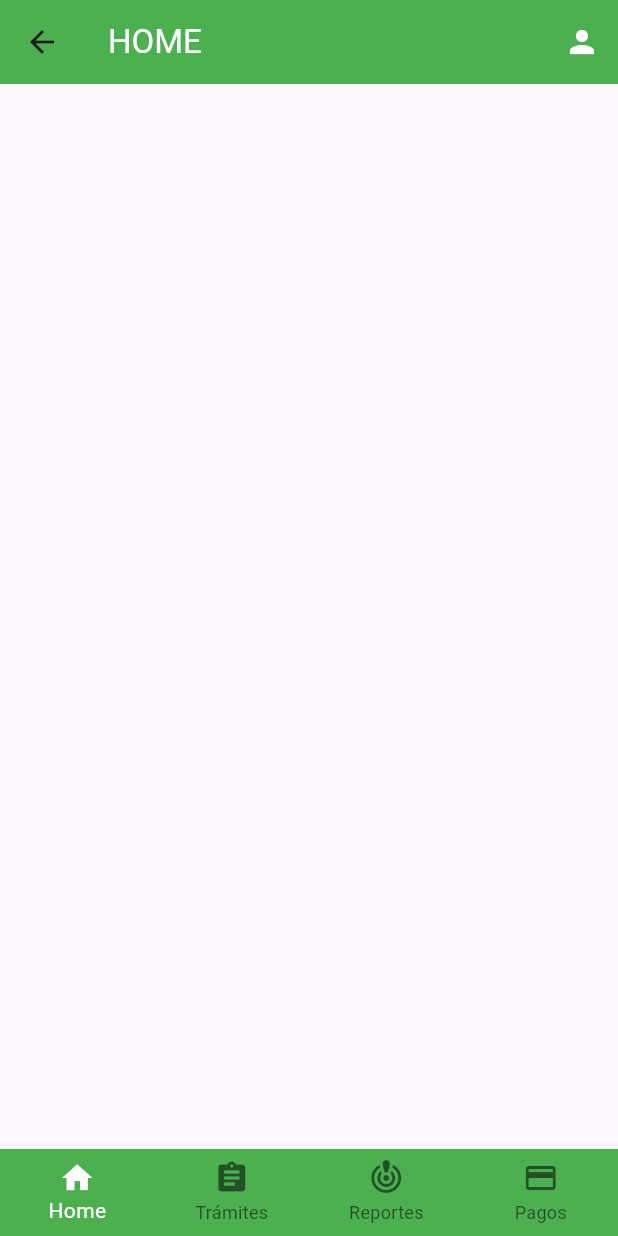
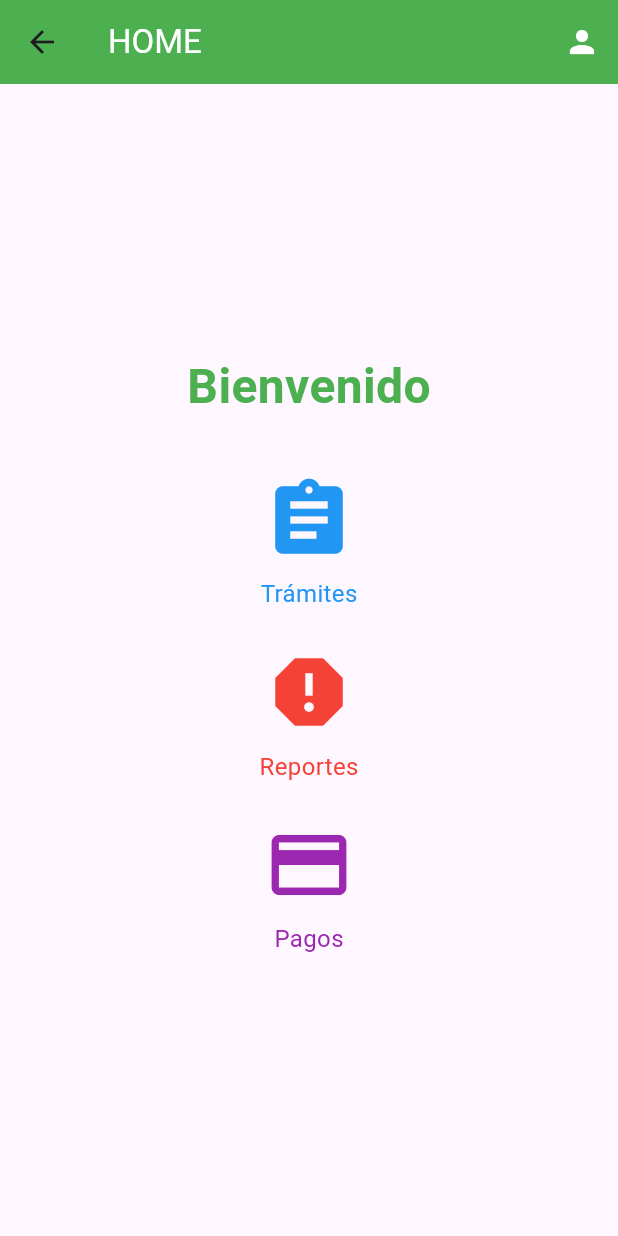
Before and after one commit to gerrycode01/gps_semovil, a Flutter app: the UsuarioPage screen opened by its route, on a phone screen of 412 x 824 dp. Run offline on Flutter 3.47's test engine with Material 3 defaults, Android fonts, the light colour scheme and no system bars; our stand-ins replace firebase_core; accounts and stored records are empty.

Commit message:
cambio de diseño en principal de usuario

```diff
--- a/lib/app/core/design.dart
+++ b/lib/app/core/design.dart
@@ -1,7 +1,6 @@
 import 'package:flutter/material.dart';
 
 class Design{
-
   static TextFormField campoTexto(TextEditingController t, String texto){
     return TextFormField(
       controller: t,
--- a/lib/user/screens/principal.dart
+++ b/lib/user/screens/principal.dart
@@ -1,5 +1,4 @@
 import 'package:flutter/material.dart';
-
 
 void main() {
   runApp(const MyApp());
@@ -25,57 +24,70 @@ class UsuarioPage extends StatefulWidget {
 }
 
 class _UsuarioPageState extends State<UsuarioPage> {
-  int _selectedIndex = 0;
-
   @override
   Widget build(BuildContext context) {
     return Scaffold(
       appBar: AppBar(
         backgroundColor: Colors.green,
-        title: const Text('HOME',style: TextStyle(color: Colors.white),),
+        title: const Text('HOME', style: TextStyle(color: Colors.white)),
         actions: [
           IconButton(
             color: Colors.white,
             icon: const Icon(Icons.person),
             onPressed: () {
-              // Acciones del ícono
+              // Acciones del ícono de usuario
             },
           )
         ],
       ),
-      body: ListView(),
-      bottomNavigationBar: BottomNavigationBar(
-        unselectedItemColor: Colors.black54,
-        selectedItemColor: Colors.white,
-        backgroundColor: Colors.green,
-        type: BottomNavigationBarType.fixed, // Esto es necesario para más de 3 items
-        currentIndex: _selectedIndex,
-        onTap: _onItemTapped,
-        items: const [
-          BottomNavigationBarItem(
-            icon: Icon(Icons.home),
-            label: 'Home',
+      body: Center(
+        child: Column(
+          mainAxisAlignment: MainAxisAlignment.center,
+          children: <Widget>[
+            Text(
+              'Bienvenido',
+              style: TextStyle(fontSize: 32, fontWeight: FontWeight.bold, color: Colors.green),
+            ), // Mensaje de bienvenida grande y en negritas
+            SizedBox(height: 20), // Espacio entre el texto de bienvenida y los íconos
+            IconButtonRow(icon: Icons.assignment, color: Colors.blue, label: "Trámites", onPressed: () {}),
+            IconButtonRow(icon: Icons.report, color: Colors.red, label: "Reportes", onPressed: () {}),
+            IconButtonRow(icon: Icons.payment, color: Colors.purple, label: "Pagos", onPressed: () {}),
+          ],
+        ),
+      ),
+    );
+  }
+}
+
+class IconButtonRow extends StatelessWidget {
+  final IconData icon;
+  final Color color;
+  final String label;
+  final VoidCallback onPressed;
+
+  const IconButtonRow({
+    Key? key,
+    required this.icon,
+    required this.color,
+    required this.label,
+    required this.onPressed,
+  }) : super(key: key);
+
+  @override
+  Widget build(BuildContext context) {
+    return Padding(
+      padding: const EdgeInsets.all(8.0),
+      child: Column(
+        mainAxisSize: MainAxisSize.min,
+        children: [
+          IconButton(
+            iconSize: 60, // Aumenta el tamaño del ícono
+            icon: Icon(icon, color: color),
+            onPressed: onPressed,
           ),
-          BottomNavigationBarItem(
-            icon: Icon(Icons.assignment),
-            label: 'Trámites',
-          ),
-          BottomNavigationBarItem(
-            icon: Icon(Icons.crisis_alert),
-            label: 'Reportes',
-          ),
-          BottomNavigationBarItem(
-            icon: Icon(Icons.payment),
-            label: 'Pagos',
-          ),
+          Text(label, style: TextStyle(fontSize: 16, color: color)), // Etiqueta debajo del ícono
         ],
       ),
     );
   }
-
-  void _onItemTapped(int index) {
-    setState(() {
-      _selectedIndex = index;
-    });
-  }
 }
```
